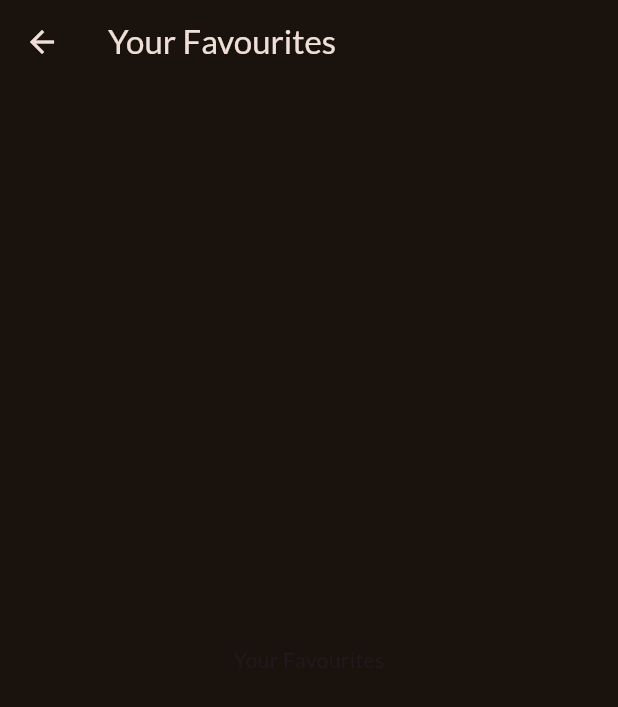
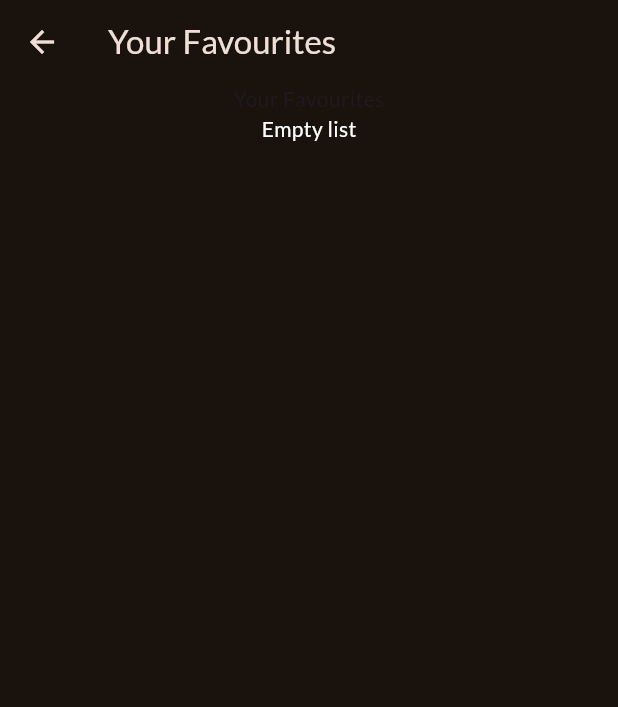
Before and after one commit to JoSeTe4ever/meals_app, a Flutter app: the FavouritesScreen screen opened by its route, on a phone screen of 412 x 824 dp. Shown: the top 707 px of the screen. Run offline on Flutter 3.47's test engine with Material 3 defaults, Android fonts, the phone set to English and light mode, and no system bars; our stand-ins replace go_router, google_fonts, transparent_image.

Commit message:
fix: added the snackbar when adding one item as favourite

```diff
--- a/lib/models/favourite_meals.dart
+++ b/lib/models/favourite_meals.dart
@@ -15,5 +15,6 @@ class FavouriteMeals extends ChangeNotifier {
     notifyListeners();
   }
 
+  get favouriteMeals => _favouriteMeals;
 
 }
--- a/lib/screens/favourites.dart
+++ b/lib/screens/favourites.dart
@@ -1,7 +1,8 @@
 import 'package:flutter/material.dart';
+import 'package:meals_app/models/favourite_meals.dart';
+import 'package:provider/provider.dart';
 
 class FavouritesScreen extends StatelessWidget {
-
   const FavouritesScreen({super.key});
 
   // retrieve favourite meals from provider
@@ -13,8 +14,35 @@ class FavouritesScreen extends StatelessWidget {
       appBar: AppBar(
         title: Text('Your Favourites'),
       ),
-      body: Center(
-        child: Text('Your Favourites'),
+      body: Column(
+        children: [
+          Text('Your Favourites'),
+          Consumer<FavouriteMeals>(builder: (context, value, child) {
+            if (value.favouriteMeals.isEmpty) {
+              return const Center(
+                child: Column(
+                  children: [
+                    Text('Empty list',
+                        style: const TextStyle(color: Colors.white)),
+                    SizedBox(height: 12)
+                  ],
+                ),
+              );
+            } else {
+              return Expanded( // search in internet or ask chatgpt why list must be inside Expanded and can not return the list itself.
+                child: ListView.builder(
+                  itemBuilder: (ctx, index) {
+                    return ListTile(
+                      title: Text(value.favouriteMeals[index].title,
+                          style: const TextStyle(color: Colors.white)),
+                    );
+                  },
+                  itemCount: value.favouriteMeals.length,
+                ),
+              );
+            }
+          })
+        ],
       ),
     );
   }
--- a/lib/screens/meals.dart
+++ b/lib/screens/meals.dart
@@ -1,4 +1,6 @@
 import 'package:flutter/material.dart';
+import 'package:meals_app/models/favourite_meals.dart';
+import 'package:provider/provider.dart';
 import '../models/meal.dart';
 import '../widgets/meal_item.dart';
 
@@ -10,6 +12,9 @@ class MealsScreen extends StatelessWidget {
 
   void _onItemPressed(BuildContext context, int index) {
     // add meal to favourites and show snackbar.
+    Provider.of<FavouriteMeals>(context, listen: false)
+        .addFavouriteMeal(meals[index]);
+
     final snackBar = SnackBar(
       content: const Text('Yay! A SnackBar!'),
       action: SnackBarAction(
@@ -41,7 +46,9 @@ class MealsScreen extends StatelessWidget {
       ),
       body: ListView.builder(
         itemBuilder: (ctx, index) {
-          return MealItem(meal: meals[index], onItemPressed: () => _onItemPressed(context, index));
+          return MealItem(
+              meal: meals[index],
+              onItemPressed: () => _onItemPressed(context, index));
         },
         itemCount: meals.length,
       ),
```
